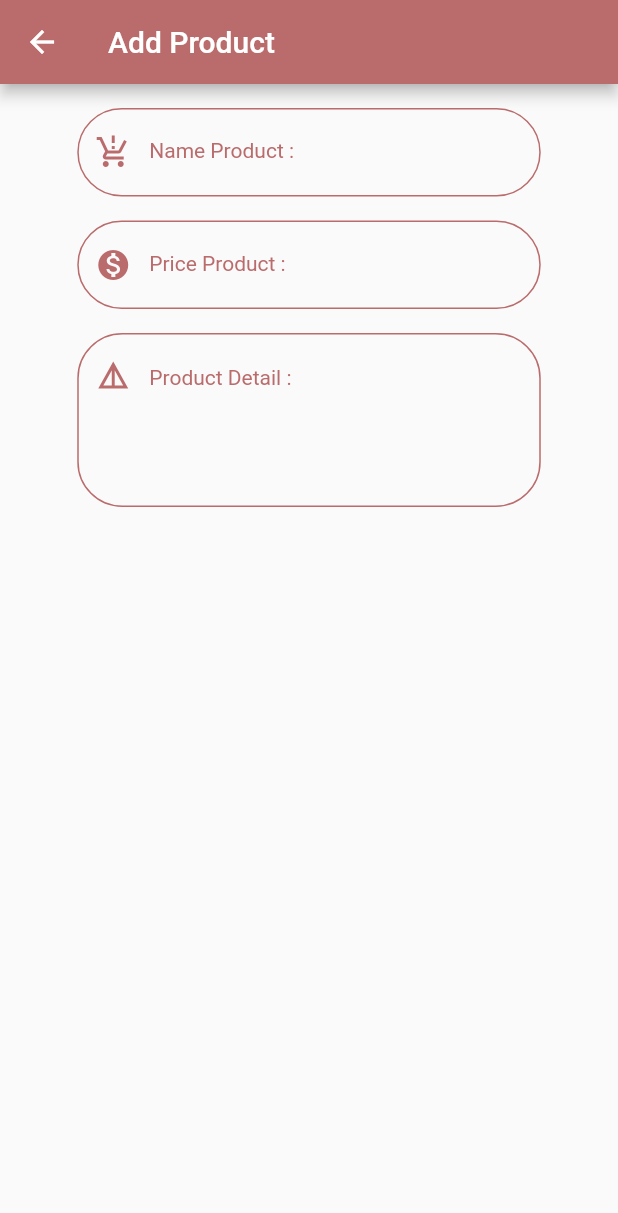
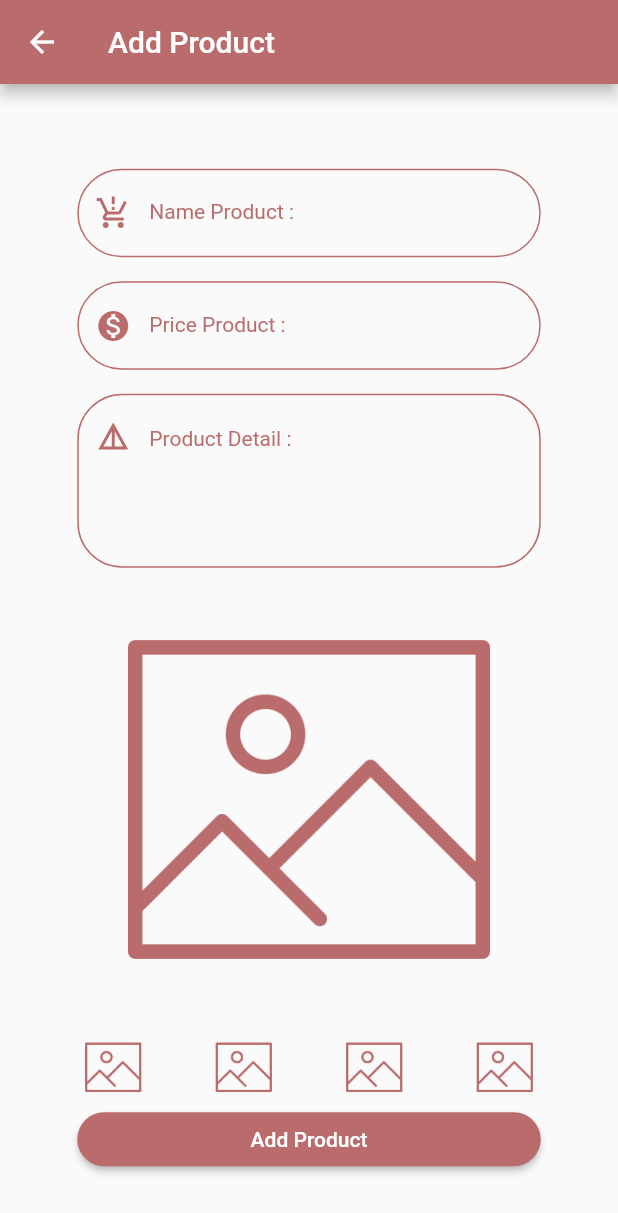
Before and after one commit to poomonlinez4/boneclinicmsu, a Flutter app: the AddProduct screen opened by its route, on a phone screen of 412 x 824 dp. Shown: the top 1213 px of the screen. Run offline on Flutter 3.47's test engine with Material 2 defaults, Android fonts, the phone set to English and light mode, and no system bars; our stand-ins replace dio, image_picker, shared_preferences; missing offline and left inert: dart:html; accounts and stored records are empty.

Commit message:
UPDATE ล่าสุด 5/8/2565

```diff
--- a/lib/states/add_product.dart
+++ b/lib/states/add_product.dart
@@ -9,6 +9,8 @@ class AddProduct extends StatefulWidget {
 }
 
 class _AddProductState extends State<AddProduct> {
+  final formKey = GlobalKey<FormState>();
+
   @override
   Widget build(BuildContext context) {
     return Scaffold(
@@ -20,16 +22,76 @@ class _AddProductState extends State<AddProduct> {
           onTap: () => FocusScope.of(context).requestFocus(FocusNode()),
           behavior: HitTestBehavior.opaque,
           child: Center(
+            child: SingleChildScrollView(
+              child: Form(
+                key: formKey,
                 child: Column(
                   children: [
                     buildProductName(constraints),
                     buildProductPrice(constraints),
                     buildProductDetail(constraints),
+                    buildImage(constraints),
+                    addProductButton(constraints),
                   ],
                 ),
               ),
             ),
           ),
+        ),
+      ),
+    );
+  }
+
+  Container addProductButton(BoxConstraints constraints) {
+    return Container(
+      width: constraints.maxWidth * 0.75,
+      child: ElevatedButton(
+        style: MyConstant().myButtonStyle2(),
+        onPressed: () {
+          if (formKey.currentState!.validate()) {}
+        },
+        child: Text('Add Product'),
+      ),
+    );
+  }
+
+  Column buildImage(BoxConstraints constraints) {
+    return Column(
+      children: [
+        Container(
+          width: constraints.maxWidth * 0.75,
+          height: constraints.maxWidth * 0.75,
+          child: Image.asset(MyConstant.image9),
+        ),
+        Container(
+          width: constraints.maxWidth * 0.75,
+          child: Row(
+            mainAxisAlignment: MainAxisAlignment.spaceBetween,
+            children: [
+              Container(
+                width: 48,
+                height: 48,
+                child: Image.asset(MyConstant.image9),
+              ),
+              Container(
+                width: 48,
+                height: 48,
+                child: Image.asset(MyConstant.image9),
+              ),
+              Container(
+                width: 48,
+                height: 48,
+                child: Image.asset(MyConstant.image9),
+              ),
+              Container(
+                width: 48,
+                height: 48,
+                child: Image.asset(MyConstant.image9),
+              ),
+            ],
+          ),
+        ),
+      ],
     );
   }
 
@@ -38,6 +100,13 @@ class _AddProductState extends State<AddProduct> {
       width: constraints.maxWidth * 0.75,
       margin: EdgeInsets.only(top: 16),
       child: TextFormField(
+        validator: (value) {
+          if (value!.isEmpty) {
+            return 'Please fill Name in Blank';
+          } else {
+            return null;
+          }
+        },
         decoration: InputDecoration(
           labelStyle: MyConstant().h3style(),
           labelText: 'Name Product : ',
@@ -53,6 +122,10 @@ class _AddProductState extends State<AddProduct> {
             borderSide: BorderSide(color: MyConstant.light),
             borderRadius: BorderRadius.circular(30),
           ),
+          errorBorder: OutlineInputBorder(
+            borderSide: BorderSide(color: Colors.red),
+            borderRadius: BorderRadius.circular(30),
+          ),
         ),
       ),
     );
@@ -63,6 +136,13 @@ class _AddProductState extends State<AddProduct> {
       width: constraints.maxWidth * 0.75,
       margin: EdgeInsets.only(top: 16),
       child: TextFormField(
+        validator: (value) {
+          if (value!.isEmpty) {
+            return 'Please fill Price in Blank';
+          } else {
+            return null;
+          }
+        },
         keyboardType: TextInputType.number,
         decoration: InputDecoration(
           labelStyle: MyConstant().h3style(),
@@ -79,6 +159,10 @@ class _AddProductState extends State<AddProduct> {
             borderSide: BorderSide(color: MyConstant.light),
             borderRadius: BorderRadius.circular(30),
           ),
+          errorBorder: OutlineInputBorder(
+            borderSide: BorderSide(color: Colors.red),
+            borderRadius: BorderRadius.circular(30),
+          ),
         ),
       ),
     );
@@ -89,6 +173,13 @@ class _AddProductState extends State<AddProduct> {
       width: constraints.maxWidth * 0.75,
       margin: EdgeInsets.only(top: 16),
       child: TextFormField(
+        validator: (value) {
+          if (value!.isEmpty) {
+            return 'Please fill Detail in Blank';
+          } else {
+            return null;
+          }
+        },
         maxLines: 4,
         decoration: InputDecoration(
           hintStyle: MyConstant().h3style(),
@@ -108,6 +199,10 @@ class _AddProductState extends State<AddProduct> {
             borderSide: BorderSide(color: MyConstant.light),
             borderRadius: BorderRadius.circular(30),
           ),
+          errorBorder: OutlineInputBorder(
+            borderSide: BorderSide(color: Colors.red),
+            borderRadius: BorderRadius.circular(30),
+          ),
         ),
       ),
     );
--- a/lib/unility/my_constant.dart
+++ b/lib/unility/my_constant.dart
@@ -22,7 +22,7 @@ class MyConstant {
   static String image6 = 'images/image (6).png';
   static String image7 = 'images/image (7).png';
   static String image8 = 'images/image (8).png';
-  static String image9 = 'images/image9.png';
+  static String image9 = 'images/image 9.png';
   static String avatar = 'images/avatar.png';
 
   //Color
@@ -76,4 +76,9 @@ class MyConstant {
         primary: MyConstant.primary,
         shape: RoundedRectangleBorder(borderRadius: BorderRadius.circular(30)),
       );
+
+  ButtonStyle myButtonStyle2() => ElevatedButton.styleFrom(
+        primary: MyConstant.dark,
+        shape: RoundedRectangleBorder(borderRadius: BorderRadius.circular(30)),
+      );
 }
```
Lines whose indentation alone changed are shown as unchanged.
